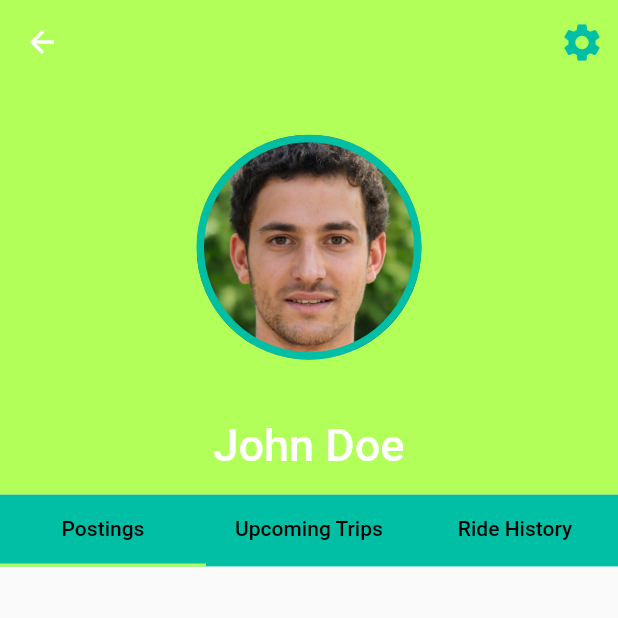
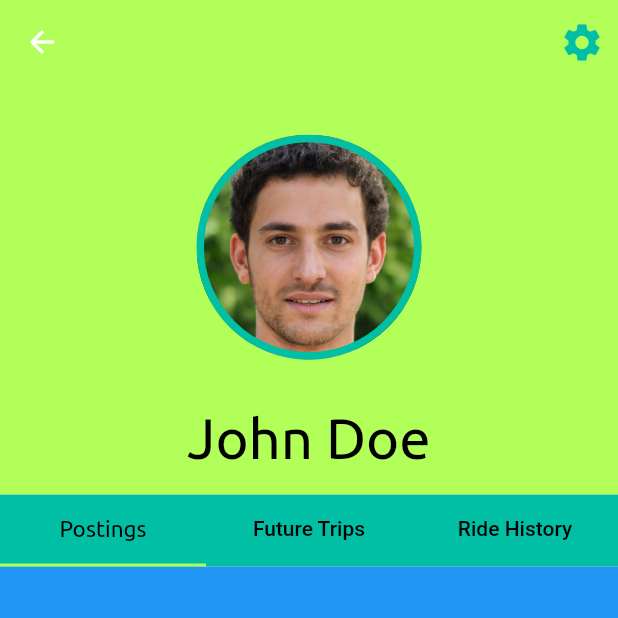
Before and after one commit to UF-Ride-Share-App/UF-Ride-Share-App, a Flutter app: the Profile screen opened directly, on a phone screen of 412 x 824 dp, the top half of it. Run offline on Flutter 3.47's test engine with Material 2 defaults, Android fonts, the phone set to English and light mode, and no system bars; our stand-ins replace firebase_auth, google_sign_in; accounts and stored records are empty; project files that could hold a hidden picture were left out.

Commit message:
Added some styling to text and got tabs working in profile page

```diff
--- a/lib/styles/style.dart
+++ b/lib/styles/style.dart
@@ -1,8 +1,33 @@
+import 'dart:ui';
+
 import 'package:flutter/material.dart';
 
 const String FontNameUbuntu = 'Ubuntu';
 
-const NavBarTextStyle = TextStyle(
+const AppBarTextStyle = TextStyle(
   fontFamily: FontNameUbuntu,
+  fontWeight: FontWeight.w600,
+  fontSize: 20.0,
   color: Colors.black,
 );
+
+const FlexibleSpaceBarTextStyle = TextStyle(
+  fontFamily: FontNameUbuntu,
+  fontWeight: FontWeight.w500,
+  fontSize: 25.0,
+  color: Colors.black,
+);
+
+const TabBarLabelStyle = TextStyle(
+  fontFamily: FontNameUbuntu,
+  fontWeight: FontWeight.w300,
+  fontSize: 15.0,
+  color: Colors.black,
+);
+
+const BottomNavBarTextStyle = TextStyle(
+  fontFamily: FontNameUbuntu,
+  fontWeight: FontWeight.w300,
+  fontSize: 15.0,
+  color: Colors.black,
+);
--- a/lib/ui/home/home.dart
+++ b/lib/ui/home/home.dart
@@ -1,8 +1,8 @@
 import 'package:flutter/material.dart';
-//import 'package:uf_ride_share_app/utils/firebase_auth.dart';
 import '../landing/landing.dart';
 import '../posting/posting.dart';
 import '../profile/profile.dart';
+import '../../styles/style.dart';
 
 class Home extends StatefulWidget {
   @override
@@ -30,6 +30,8 @@ class _HomeState extends State<Home> {
         type: BottomNavigationBarType.fixed,
         backgroundColor: Colors.lightGreenAccent,
         iconSize: 30.0,
+        selectedLabelStyle: BottomNavBarTextStyle,
+        unselectedLabelStyle: BottomNavBarTextStyle,
         items: [
           BottomNavigationBarItem(
             icon: new Icon(Icons.account_circle, color: Colors.tealAccent[700]),
--- a/lib/ui/landing/landing.dart
+++ b/lib/ui/landing/landing.dart
@@ -1,5 +1,4 @@
 import 'package:flutter/material.dart';
-import 'package:uf_ride_share_app/utils/firebase_auth.dart';
 
 class Landing extends StatelessWidget {
 
--- a/lib/ui/profile/postings.dart
+++ b/lib/ui/profile/postings.dart
@@ -0,0 +1,20 @@
+import 'package:flutter/material.dart';
+
+class Postings extends StatelessWidget{
+
+  @override
+  Widget build(BuildContext context) {
+    print('object');
+    return SizedBox(
+      width: MediaQuery.of(context).size.width,
+      height: MediaQuery.of(context).size.height,
+      child: SingleChildScrollView(
+        child: Container(
+          color: Colors.blue,
+          height: MediaQuery.of(context).size.height,
+        ),
+      ),
+    );
+  }
+
+}
--- a/lib/ui/profile/profile.dart
+++ b/lib/ui/profile/profile.dart
@@ -1,6 +1,10 @@
 import 'package:flutter/material.dart';
+import 'package:uf_ride_share_app/ui/profile/history.dart';
+import 'package:uf_ride_share_app/ui/profile/postings.dart';
+import 'package:uf_ride_share_app/ui/profile/upcoming.dart';
 import 'package:uf_ride_share_app/utils/firebase_auth.dart';
 import 'profile_header.dart';
+import '../../styles/style.dart';
 
 class Profile extends StatefulWidget {
   @override
@@ -8,6 +12,14 @@ class Profile extends StatefulWidget {
 }
 
 class _ProfileMainHeader extends State<Profile> {
+  int _currentIndex = 0;
+
+  final List<Widget> _tabPages = [
+    Postings(),
+    Upcoming(),
+    History()
+  ];
+
   @override
   Widget build(BuildContext context) {
     return Scaffold(
@@ -24,7 +36,7 @@ class _ProfileMainHeader extends State<Profile> {
                 flexibleSpace: FlexibleSpaceBar(
                   background: ProfileHeader(),
                   centerTitle: true,
-                  title: Text('John Doe')
+                  title: Text('John Doe', style: FlexibleSpaceBarTextStyle)
                 ),
                 actions: <Widget>[
                   PopupMenuButton(
@@ -49,24 +61,33 @@ class _ProfileMainHeader extends State<Profile> {
               SliverPersistentHeader(
                 delegate: _SliverAppBarTabBar(
                   TabBar(
+                    // onTap: onTabTapped,
                     labelColor: Colors.black,
                     unselectedLabelColor: Colors.black,
                     indicatorColor: Colors.lightGreenAccent,
                     tabs: [
                       Tab(text: 'Postings'),
-                      Tab(text: 'Upcoming Trips'),
+                      Tab(text: 'Future Trips'),
                       Tab(text: 'Ride History'),
                     ]),
                 ),
                 pinned: true,
               ),
-              SliverFillRemaining(),
+              //SliverFillRemaining(),
             ];
           },
-          body: Center(child: Text('data'))
+          body: TabBarView(children: [
+            Postings(),
+            Upcoming(),
+            History(),
+          ]),
         )
       )
     );
+  }
+
+  void onTabTapped(int index) {
+    _currentIndex = index;
   }
 
   void settingsButtonAction(String choice) {
@@ -90,17 +111,17 @@ class _SliverAppBarTabBar extends SliverPersistentHeaderDelegate {
 
   @override
   Widget build(
-      BuildContext context, double shrinkOffset, bool overlapsContent) {
-    return new Container(
-      child: new Material(
-        color: Colors.tealAccent[700],
-        child: _tabBar,
+    BuildContext context, double shrinkOffset, bool overlapsContent) {
+      return new Container(
+        child: new Material(
+          color: Colors.tealAccent[700],
+          child: _tabBar,
       )
     );
   }
 
   @override
-  bool shouldRebuild(_SliverAppBarTabBar delegate) {
+  bool shouldRebuild(_SliverAppBarTabBar oldDelegate) {
     return false;
   }
 }
--- a/pubspec.yaml
+++ b/pubspec.yaml
@@ -61,9 +61,13 @@ flutter:
     - family: Ubuntu
       fonts:
         - asset: assets/fonts/Ubuntu-Bold.ttf
+          weight: 600
         - asset: assets/fonts/Ubuntu-BoldItalic.ttf
+          weight: 500
         - asset: assets/fonts/Ubuntu-Italic.ttf
+          weight: 200
         - asset: assets/fonts/Ubuntu-Regular.ttf
+          weight: 300
 
   #
   # For details regarding fonts from package dependencies,
```
Also changed, not shown: lib/main.dart (+7 -3 lines), lib/ui/profile/history.dart (+19 -0 lines), lib/ui/profile/profile_header.dart (+46 -0 lines), lib/ui/profile/upcoming.dart (+19 -0 lines), lib/components/ride_card.dart (added).
